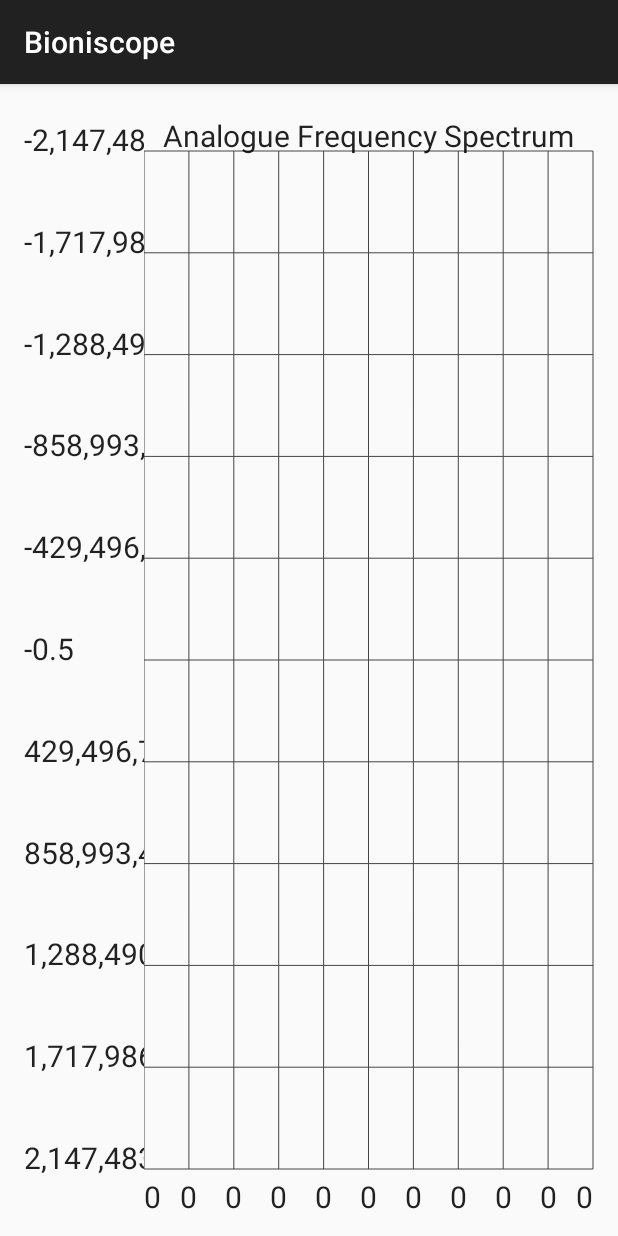
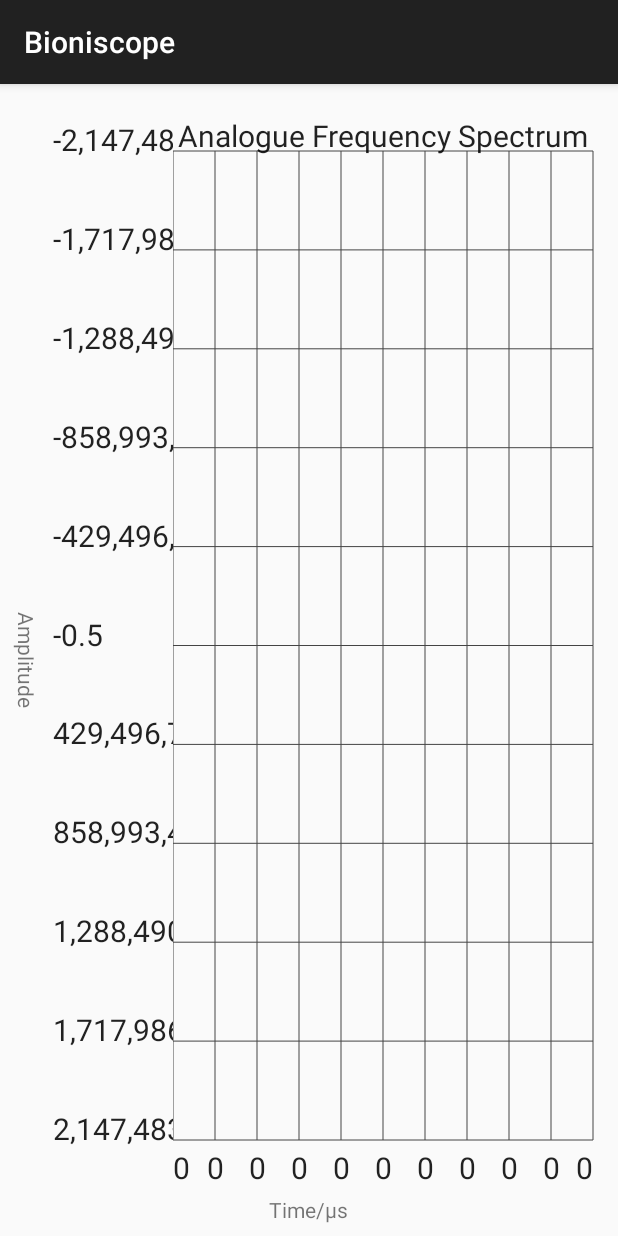
Before and after one commit to hrickards/bioniscope, an Android app: the fragment SpectrumFragment shown on its own in the app's theme, on a phone screen of 412 x 824 dp. Run offline under Robolectric (Android 15) with nearby library versions, the phone set to English and light mode, and no system bars.

Commit message:
Axis labels on graphs

```diff
--- /dev/null
+++ b/app/Bioniscope/bioniscope/src/main/java/com/harryrickards/bioniscope/VerticalTextView.java
@@ -0,0 +1,54 @@
+package com.harryrickards.bioniscope;
+
+import android.content.Context;
+import android.graphics.Canvas;
+import android.text.TextPaint;
+import android.util.AttributeSet;
+import android.view.Gravity;
+import android.widget.TextView;
+
+/**
+ * Taken from Pointer Null's code at http://stackoverflow.com/questions/1258275
+ */
+public class VerticalTextView extends TextView {
+    final boolean topDown;
+
+    public VerticalTextView(Context context, AttributeSet attrs){
+        super(context, attrs);
+        final int gravity = getGravity();
+        if(Gravity.isVertical(gravity) && (gravity&Gravity.VERTICAL_GRAVITY_MASK) == Gravity.BOTTOM) {
+            setGravity((gravity&Gravity.HORIZONTAL_GRAVITY_MASK) | Gravity.TOP);
+            topDown = false;
+        }else
+            topDown = true;
+    }
+
+    @Override
+    protected void onMeasure(int widthMeasureSpec, int heightMeasureSpec){
+        super.onMeasure(heightMeasureSpec, widthMeasureSpec);
+        setMeasuredDimension(getMeasuredHeight(), getMeasuredWidth());
+    }
+
+    @Override
+    protected void onDraw(Canvas canvas){
+        TextPaint textPaint = getPaint();
+        textPaint.setColor(getCurrentTextColor());
+        textPaint.drawableState = getDrawableState();
+
+        canvas.save();
+
+        if(topDown){
+            canvas.translate(getWidth(), 0);
+            canvas.rotate(90);
+        }else {
+            canvas.translate(0, getHeight());
+            canvas.rotate(-90);
+        }
+
+
+        canvas.translate(getCompoundPaddingLeft(), getExtendedPaddingTop());
+
+        getLayout().draw(canvas);
+        canvas.restore();
+    }
+}
--- a/app/Bioniscope/bioniscope/src/main/res/layout/spectrum_fragment.xml
+++ b/app/Bioniscope/bioniscope/src/main/res/layout/spectrum_fragment.xml
@@ -1,16 +1,40 @@
 <?xml version="1.0" encoding="utf-8"?>
 
-<LinearLayout
+<RelativeLayout
     xmlns:android="http://schemas.android.com/apk/res/android"
-    android:orientation="vertical"
     android:layout_width="match_parent"
     android:layout_height="match_parent"
-    android:padding="16dp">
+    android:padding="8dp"
+    >
+
+    <com.harryrickards.bioniscope.VerticalTextView
+        android:layout_width="wrap_content"
+        android:layout_height="wrap_content"
+        android:text="@string/spectrum_y_label"
+        android:layout_alignParentLeft="true"
+        android:layout_centerVertical="true"
+        android:id="@+id/yLabel"
+        />
 
     <LinearLayout
-        android:layout_width="fill_parent"
-        android:layout_height="fill_parent"
+        android:orientation="vertical"
+        android:layout_width="wrap_content"
+        android:layout_height="wrap_content"
+        android:padding="8dp"
         android:id="@+id/spectrumGraph"
-        android:orientation="vertical">
-    </LinearLayout>
-</LinearLayout>
+        android:layout_above="@+id/xLabel"
+        android:layout_alignParentTop="true"
+        android:layout_toRightOf="@+id/yLabel"
+        android:layout_alignParentRight="true"
+        />
+
+    <TextView
+        android:layout_width="wrap_content"
+        android:layout_height="wrap_content"
+        android:text="@string/x_label"
+        android:layout_alignParentBottom="true"
+        android:layout_centerHorizontal="true"
+        android:id="@+id/xLabel"
+        />
+
+</RelativeLayout>
--- a/app/Bioniscope/bioniscope/src/main/res/values/strings.xml
+++ b/app/Bioniscope/bioniscope/src/main/res/values/strings.xml
@@ -23,4 +23,7 @@
     <string name="capture_label">Capture</string>
     <string name="volts_div_label">Voltage range</string>
     <string name="graph_title">Analogue Waveform</string>
+    <string name="x_label">Time/\u00B5s</string>
+    <string name="y_label">Voltage/V</string>
+    <string name="spectrum_y_label">Amplitude</string><!-- TODO What is the unit? -->
 </resources>
```
Also changed, not shown: app/Bioniscope/bioniscope/src/main/java/com/harryrickards/bioniscope/MainActivity.java (+34 -1 lines), app/Bioniscope/bioniscope/src/main/res/layout/digital_fragment.xml (+21 -8 lines), app/Bioniscope/bioniscope/src/main/res/layout/graph_fragment.xml (+33 -4 lines).
